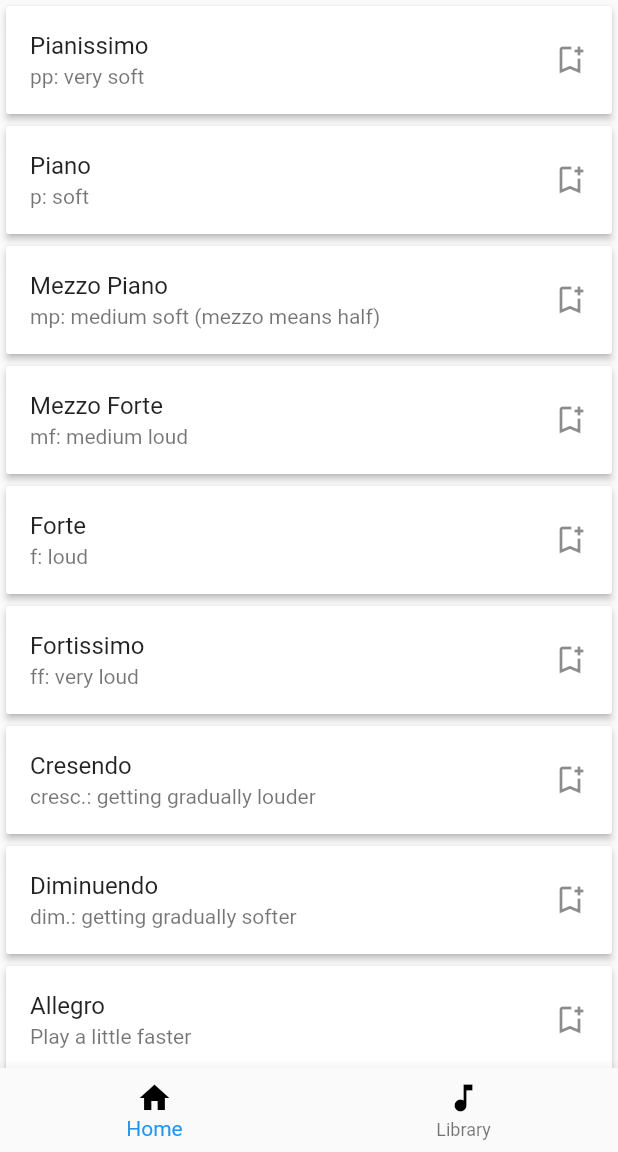
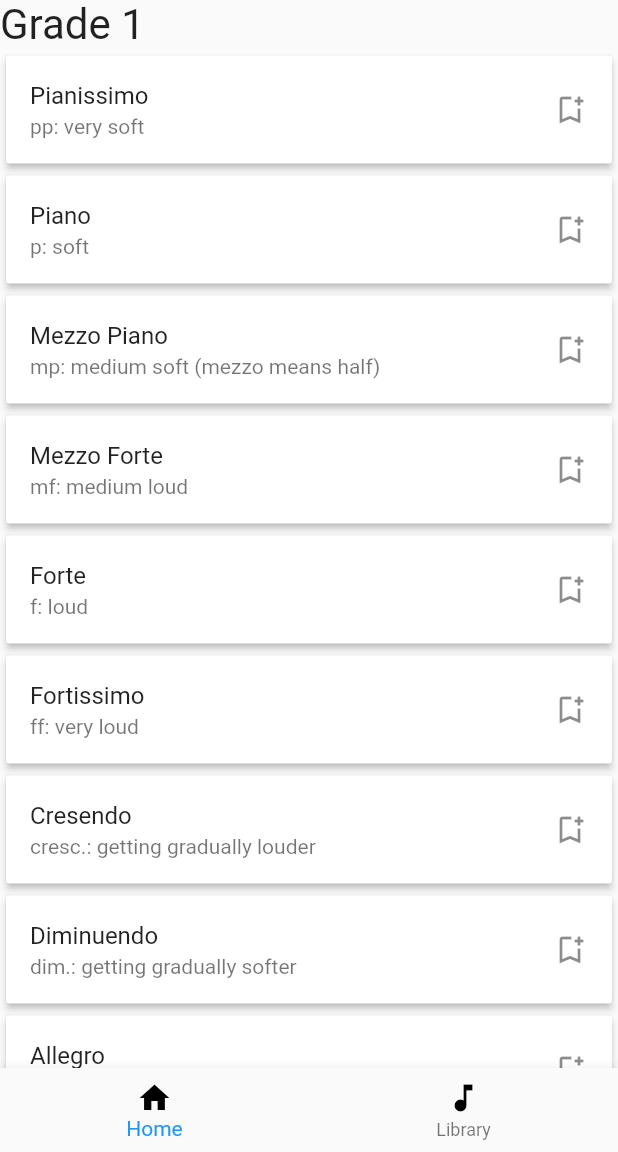
Before and after one commit to itcodehery/Flutter-CodeMaiden, a Flutter app: the screen it shows after launch, on a phone screen of 412 x 824 dp, the part 84-1236 px from its top. Run offline on Flutter 3.47's test engine with Material 2 defaults, Android fonts, the phone set to English and light mode, and no system bars.

Commit message:
lil modifications here and there

```diff
--- a/musidict/lib/main.dart
+++ b/musidict/lib/main.dart
@@ -37,11 +37,15 @@ class _MyAppState extends State<MyApp> {
             ListTile(
               title: Text(titletext),
               subtitle: Text(subtitletext),
-              trailing: const Icon(Icons.bookmark_add_outlined,),
+              trailing:const Icon(Icons.bookmark_add_outlined),
             )
           ],
         )
       );
+  }
+
+  Card createCardfromMap(Map<String,String> mapAbsolute){
+    return const Card();
   }
 
   @override
@@ -85,6 +89,7 @@ class _MyAppState extends State<MyApp> {
       ]),
       body: ListView(
         children: <Widget>[
+            const Text("Grade 1", textScaleFactor: 2,),
             createCard("Pianissimo", "pp: very soft"),
             createCard("Piano", "p: soft"),
             createCard("Mezzo Piano", "mp: medium soft (mezzo means half)"),
@@ -100,8 +105,8 @@ class _MyAppState extends State<MyApp> {
             createCard("Legato","Play smoothly"),
             createCard("Staccato","Play the marked notes detached, short and crisp"),
             createCard("Slur","Play the marked notes smoothly"),
-
             const Divider(height: 12, thickness: 2,),
+            const Text("Grade 2", textScaleFactor: 2,),
             createCard("Tenuto","ten.: slightly lengthen and sustain the note"),
             createCard("Cantabile", "with a singing tone"),
             createCard("Espressivo", "expressively"),
```
